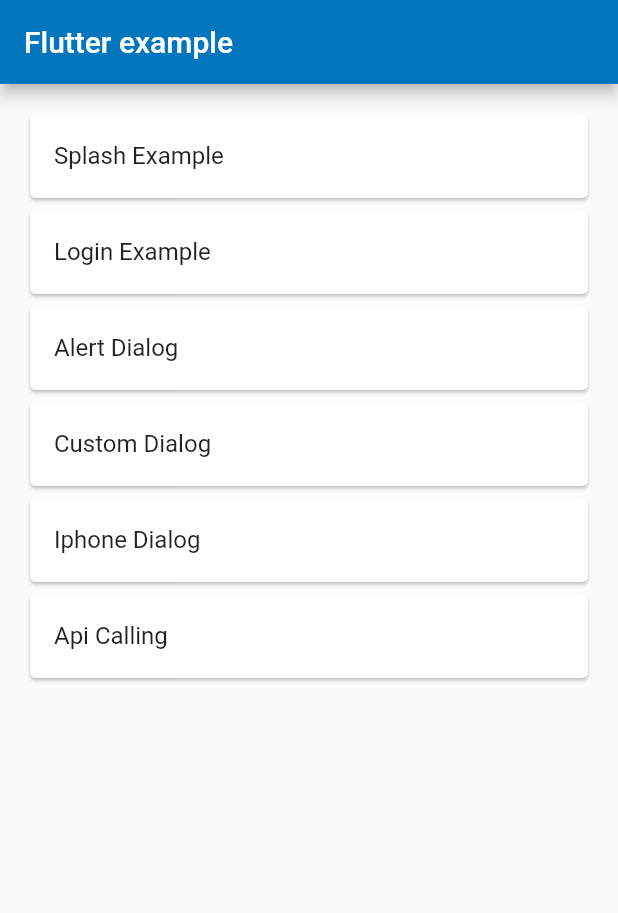
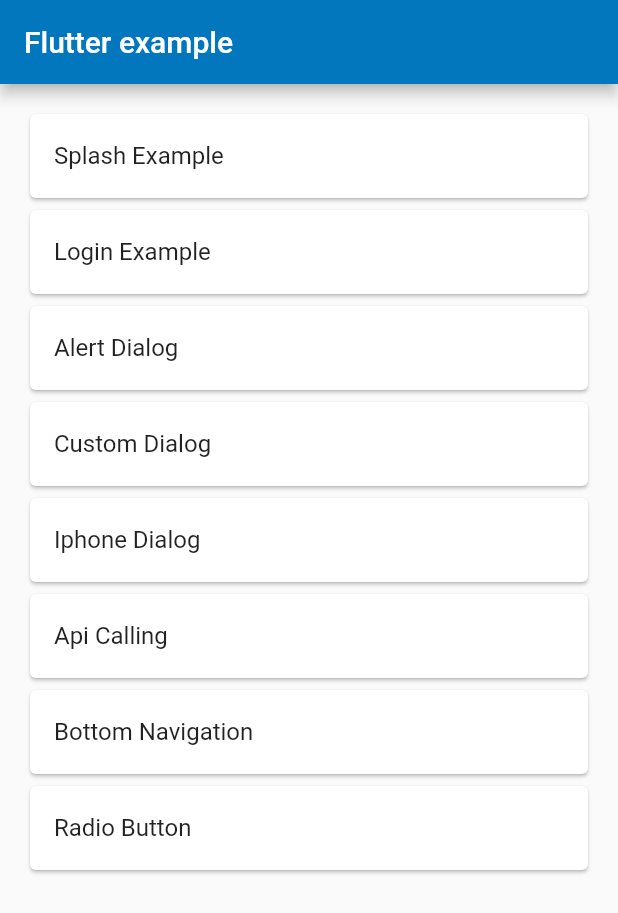
Before and after one commit to pankajjangid/flutter_examples, a Flutter app: the screen it shows after launch, on a phone screen of 412 x 824 dp. Shown: the top 913 px of the screen. Run offline on Flutter 3.47's test engine with Material 2 defaults, Android fonts, the phone set to English and light mode, and no system bars; our stand-ins replace fluttertoast; Roboto replaces fonts that are missing (Georgia).

Commit message:
RadioButton Added BottomNavigation Added Fix Api result

```diff
--- /dev/null
+++ b/lib/bottom_navigation.dart
@@ -0,0 +1,26 @@
+import 'package:flutter/material.dart';
+
+class BottomNavigationExample extends StatelessWidget {
+  @override
+  Widget build(BuildContext context) {
+    return MaterialApp(
+      title: "Bottom Navigation Example",
+      home: Scaffold(
+        appBar: AppBar(
+          title: Text("Bottom Navigation Example"),
+        ),
+        body: Container(
+          child: Center(
+            child: Text("Bottom Navigation Example"),
+          ),
+        ),
+        bottomNavigationBar: BottomNavigationBar(items: [
+          BottomNavigationBarItem(icon: Icon(Icons.home), title: Text("Home")),
+          BottomNavigationBarItem(icon: Icon(Icons.list), title: Text("List")),
+          BottomNavigationBarItem(
+              icon: Icon(Icons.more_vert), title: Text("More")),
+        ]),
+      ),
+    );
+  }
+}
--- a/lib/constants.dart
+++ b/lib/constants.dart
@@ -1,12 +1,22 @@
-class Constants{
+class Constants {
+  static const String TITLE_HOME = "Flutter example";
+  static const String TITLE_SPLASH = "Splash Example";
+  static const String TITLE_LOGIN = "Login Example";
+  static const String TITLE_ALERT_DIALOG = "Alert Dialog";
+  static const String TITLE_CUSTOM_DIALOG = "Custom Dialog";
+  static const String TITLE_IOS_DIALOG = "Iphone Dialog";
+  static const String TITLE_API_CALLING = "Api Calling";
+  static const String TITLE_BOTTOM_NAVIGATION = "Bottom Navigation";
+  static const String TITLE_RADIO_BUTTON = "Radio Button";
 
-  static const String TITLE_HOME="Flutter example";
-  static const String TITLE_SPLASH="Splash Example";
-  static const String TITLE_LOGIN="Login Example";
-  static const String TITLE_ALERT_DIALOG="Alert Dialog";
-  static const String TITLE_CUSTOM_DIALOG="Custom Dialog";
-  static const String TITLE_IOS_DIALOG="Iphone Dialog";
-    static const String TITLE_API_CALLING="Api Calling";
-
-  static  const List<String> exampleList = [TITLE_SPLASH,TITLE_LOGIN,TITLE_ALERT_DIALOG,TITLE_CUSTOM_DIALOG,TITLE_IOS_DIALOG,TITLE_API_CALLING];
+  static const List<String> exampleList = [
+    TITLE_SPLASH,
+    TITLE_LOGIN,
+    TITLE_ALERT_DIALOG,
+    TITLE_CUSTOM_DIALOG,
+    TITLE_IOS_DIALOG,
+    TITLE_API_CALLING,
+    TITLE_BOTTOM_NAVIGATION,
+    TITLE_RADIO_BUTTON
+  ];
 }
--- /dev/null
+++ b/lib/radiobutton.dart
@@ -0,0 +1,63 @@
+import 'package:flutter/material.dart';
+
+class RadioButtonEx extends StatefulWidget {
+  @override
+  _RadioButtonExState createState() => _RadioButtonExState();
+}
+
+class _RadioButtonExState extends State<RadioButtonEx> {
+  int selectedRadioButton = 0;
+
+  void handleRadioButton(int value) {
+    setState(() {
+      selectedRadioButton = value;
+      print(selectedRadioButton);
+    });
+  }
+
+  @override
+  Widget build(BuildContext context) {
+    return MaterialApp(
+      title: "Radio Button example",
+      home: Scaffold(
+        appBar: AppBar(
+          title: Text("Radio Button Example"),
+        ),
+        body: Container(
+          padding: EdgeInsets.all(10.0),
+          child: Column(
+            children: <Widget>[
+              Padding(
+                child:
+                    Text("You have selected $selectedRadioButton radio button"),
+                padding: EdgeInsets.all(10.0),
+              ),
+              Row(
+                children: <Widget>[
+                  Radio(
+                      activeColor: Colors.green,
+                      value: 0,
+                      groupValue: selectedRadioButton,
+                      onChanged: handleRadioButton),
+                  Text("Button 1"),
+                  Radio(
+                      activeColor: Colors.red,
+                      value: 1,
+                      groupValue: selectedRadioButton,
+                      onChanged: handleRadioButton),
+                  Text("Button 2"),
+                  Radio(
+                      activeColor: Colors.deepPurple,
+                      value: 2,
+                      groupValue: selectedRadioButton,
+                      onChanged: handleRadioButton),
+                  Text("Button 3"),
+                ],
+              )
+            ],
+          ),
+        ),
+      ),
+    );
+  }
+}
--- a/lib/utils/listexample.dart
+++ b/lib/utils/listexample.dart
@@ -4,39 +4,35 @@ import 'package:demo2020/constants.dart';
 import 'package:demo2020/utils/utils.dart';
 import 'package:flutter/material.dart';
 import 'package:http/http.dart' as http;
+
 class CustomList extends StatefulWidget {
   @override
   _CustomListState createState() => _CustomListState();
 }
 
 class _CustomListState extends State<CustomList> {
-  String api = "https://swapi.co/api/people";
+  String api = "https://jsonplaceholder.typicode.com/users";
   List data;
-  String result="";
+  String result = "";
 
   Future<String> getUsers() async {
-
     var response = await http.get(
         //encode the url if there is any sapce
-
         Uri.encodeFull(api),
         // only accept headers
-
-      headers: {"Accept":"application/json" }
-    );
+        headers: {"Accept": "application/json"});
 
     print(response.body);
 
     setState(() {
-
       var convertToJson = jsonDecode(response.body);
-      data = convertToJson["results"];
+      data = convertToJson;
       result = response.body;
-
     });
 
     return "SUCCESS";
   }
+
   @override
   void initState() {
     super.initState();
@@ -46,33 +42,35 @@ class _CustomListState extends State<CustomList> {
   @override
   Widget build(BuildContext context) {
     return MaterialApp(
-      home: Scaffold(appBar: CustomWidget.getAppbarWithBack(context, Constants.TITLE_API_CALLING),
+      home: Scaffold(
+        appBar: CustomWidget.getAppbarWithBack(
+            context, Constants.TITLE_API_CALLING),
         body: Container(
           child: Center(
-        child: result.isNotEmpty ? ListView.builder(
-          itemCount: data==null ?  0 : data.length ,
-          itemBuilder: (BuildContext context ,int index){
-
+            child: result.isNotEmpty
+                ? ListView.builder(
+                    itemCount: data == null ? 0 : data.length,
+                    itemBuilder: (BuildContext context, int index) {
                       return Container(
                         child: Center(
                           child: Column(
                             crossAxisAlignment: CrossAxisAlignment.stretch,
                             children: <Widget>[
-                     Card(child: Container(
+                              Card(
+                                child: Container(
                                   padding: EdgeInsets.all(10.0),
-                       child:  Text(data[index]['name']),
-                     ),)
-
+                                  child: Text(data[index]['name']),
+                                ),
+                              )
                             ],
                           ),
                         ),
                       );
                     })
-
                 : CircularProgressIndicator(),
           ),
-
-    ),),
+        ),
+      ),
     );
   }
 }
```
Also changed, not shown: lib/example_list.dart (+51 -19 lines). Lines whose indentation alone changed are shown as unchanged.
